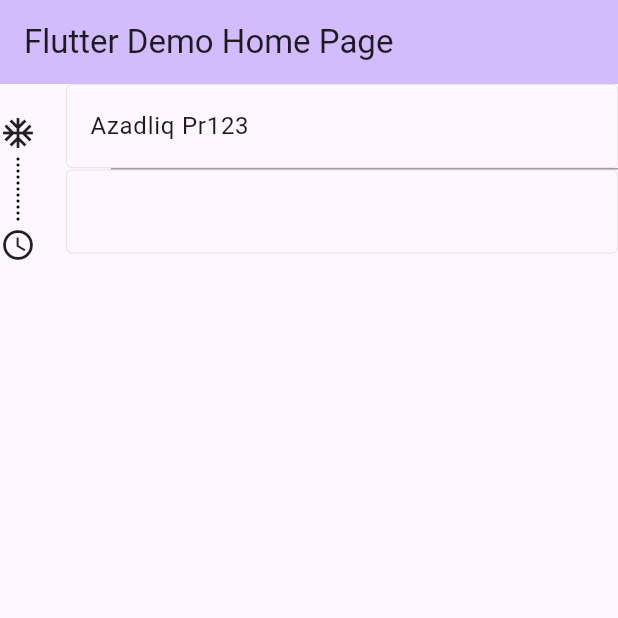
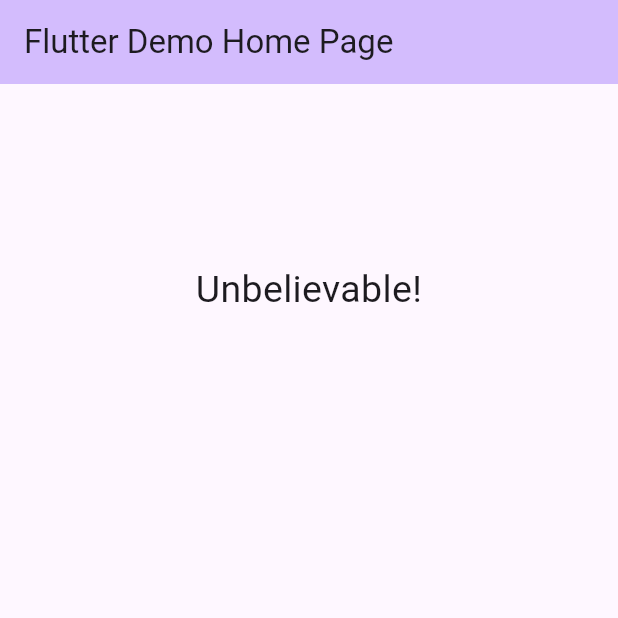
Before and after one commit to nizamgahramanov/clean_architecture_number, a Flutter app: the screen it shows after launch, on a phone screen of 412 x 824 dp, the top half of it. Run offline on Flutter 3.47's test engine with Material 2 defaults, Android fonts, the phone set to English and light mode, and no system bars; our stand-ins replace dartz, equatable, flutter_bloc, get_it, internet_connection_checker, shared_preferences and 1 more.

```diff
--- a/lib/feature/number_trivia/presentation/bloc/bloc.dart
+++ b/lib/feature/number_trivia/presentation/bloc/bloc.dart
@@ -0,0 +1,6 @@
+import 'package:equatable/equatable.dart';
+import 'package:flutter_bloc/flutter_bloc.dart';
+
+part 'number_trivia_bloc.dart';
+part 'number_trivia_event.dart';
+part 'number_trivia_state.dart';
--- /dev/null
+++ b/lib/feature/number_trivia/presentation/bloc/number_trivia_bloc.dart
@@ -0,0 +1,6 @@
+part of 'bloc.dart';
+
+class NumberTriviaBloc extends Bloc<NumberTriviaEvent,NumberTriviaState>{
+  NumberTriviaBloc(super.initialState);
+
+}
--- a/lib/feature/survey/presentation/bloc/survey_bloc.dart
+++ b/lib/feature/survey/presentation/bloc/survey_bloc.dart
@@ -8,7 +8,6 @@ class SurveyBloc extends Bloc<SurveyEvent, SurveyState> {
       try {
         emit(Loading());
         final survey = await getSurveyUseCase.call(NoParams());
-
         print("KLKLKKK");
         print(survey.toString());
         survey.fold(
--- a/lib/main.dart
+++ b/lib/main.dart
@@ -1,3 +1,4 @@
+import 'package:clean_architecture_number/common/widgets/app_timer.dart';
 import 'package:clean_architecture_number/feature/survey/presentation/widgets/dash_line.dart';
 import 'package:flutter/material.dart';
 import 'package:flutter_bloc/flutter_bloc.dart';
@@ -38,13 +39,46 @@ class MyHomePage extends StatefulWidget {
   State<MyHomePage> createState() => _MyHomePageState();
 }
 
-class _MyHomePageState extends State<MyHomePage> {
+class _MyHomePageState extends State<MyHomePage> with WidgetsBindingObserver {
   int _counter = 0;
+  AppTimer appTimer = AppTimer();
+  @override
+  void initState() {
+    WidgetsBinding.instance.addObserver(this);
+
+    appTimer.startTimer();
+    super.initState();
+  }
+
+  @override
+  void didChangeAppLifecycleState(AppLifecycleState state) async {
+    super.didChangeAppLifecycleState(state);
+    debugPrint("didChangeAppLifecycleState");
+
+    if (state == AppLifecycleState.detached) {
+      debugPrint("app is killed");
+      appTimer.stopTimer();
+    } else if (state == AppLifecycleState.resumed) {
+      debugPrint("app is resumed");
+    } else if (state == AppLifecycleState.inactive) {
+      debugPrint("inactive");
+    } else if (state == AppLifecycleState.paused) {
+      debugPrint("App paused");
+    } else {
+      debugPrint("I am undefeatable");
+    }
+  }
 
   void _incrementCounter() {
     setState(() {
       _counter++;
     });
+  }
+
+  @override
+  void dispose() {
+    WidgetsBinding.instance.removeObserver(this);
+    super.dispose();
   }
 
   var controller = WebViewController()
@@ -86,35 +120,36 @@ class _MyHomePageState extends State<MyHomePage> {
               return Row(
                 children: [
                   Container(
-                    decoration: BoxDecoration(
+                    decoration: const BoxDecoration(
                       image: DecorationImage(
                         image: AssetImage("/images/person_place.png"),
                       ),
                     ),
                   ),
-                  MessageDisplay(
+                  const MessageDisplay(
                     message: 'Start searching!',
                   ),
                 ],
               );
             } else if (state is Loading) {
-              return LoadingWidget();
+              return const LoadingWidget();
             } else if (state is Loaded) {
-              return Container(
+
+              /*return Container(
                 height: MediaQuery.of(context).size.height * .17,
                 width: MediaQuery.of(context).size.width,
                 child: Row(
                   crossAxisAlignment: CrossAxisAlignment.center,
                   mainAxisAlignment: MainAxisAlignment.center,
                   children: [
-                     Container(
-                       height:MediaQuery.of(context).size.height * .12,
+                    Container(
+                      height: MediaQuery.of(context).size.height * .12,
                       child: Column(
                         mainAxisAlignment: MainAxisAlignment.center,
                         crossAxisAlignment: CrossAxisAlignment.center,
                         children: [
-                          Icon(Icons.ac_unit),
-                          SizedBox(
+                          const Icon(Icons.ac_unit),
+                          const SizedBox(
                             height: 4,
                           ),
                           Expanded(
@@ -130,38 +165,23 @@ class _MyHomePageState extends State<MyHomePage> {
                               ),
                             ),
                           ),
-                          SizedBox(
+                          const SizedBox(
                             height: 4,
                           ),
-                          Icon(Icons.access_time_sharp),
+                          const Icon(Icons.access_time_sharp),
                         ],
                       ),
                     ),
-                    SizedBox(width: 20,),
+                    const SizedBox(
+                      width: 20,
+                    ),
                     Expanded(
                       child: Column(
                         children: [
                           TextFormField(
                             keyboardType: TextInputType.name,
                             initialValue: "Azadliq Pr123",
-                            decoration: InputDecoration(
-                              /*prefixIcon: Column(
-                                children: [
-                                  Icon(Icons.ac_unit),
-                                  Container(
-                                    width: 10,
-                                    height: 25,
-                                    alignment: Alignment.center,
-                                    child: AdvancedLine(
-                                      direction: Axis.vertical,
-                                      line: DottedLine(gapSize: 2.0),
-                                      paintDef: Paint()
-                                        ..strokeWidth = 2.0
-                                        ..strokeCap = StrokeCap.round,
-                                    ),
-                                  ),
-                                ],
-                              ),*/
+                            decoration: const InputDecoration(
                               filled: false,
                               // contentPadding: EdgeInsets.zero,
                               enabledBorder: OutlineInputBorder(
@@ -174,7 +194,7 @@ class _MyHomePageState extends State<MyHomePage> {
                               ),
                             ),
                           ),
-                          Divider(
+                          const Divider(
                             height: 1,
                             indent: 30,
                             thickness: 1,
@@ -182,28 +202,8 @@ class _MyHomePageState extends State<MyHomePage> {
                           ),
                           TextFormField(
                             keyboardType: TextInputType.name,
-
-                            decoration: InputDecoration(
-                              /*prefixIcon: Column(
-                                children: [
-                                  Container(
-                                    width: 10,
-                                    height: 18,
-                                    alignment: Alignment.center,
-                                    child: AdvancedLine(
-                                      direction: Axis.vertical,
-                                      line: DottedLine(gapSize: 2.0),
-                                      paintDef: Paint()
-                                        ..strokeWidth = 2.0
-                                        ..strokeCap = StrokeCap.round,
-                                    ),
-                                  ),
-                                  Icon(Icons.ac_unit),
-                                ],
-                              ),*/
-
+                            decoration: const InputDecoration(
                               filled: false,
-                              // contentPadding: EdgeInsets.zero,
                               enabledBorder: OutlineInputBorder(
                                 borderSide: BorderSide(
                                     color: Colors.black12, width: .5),
@@ -214,22 +214,22 @@ class _MyHomePageState extends State<MyHomePage> {
                               ),
                             ),
                           ),
-                          /*Expanded(
+                          *//*Expanded(
                               child: TextFormField(
                             keyboardType: TextInputType.name,
-                          )),*/
+                          )),*//*
                         ],
                       ),
                     )
                   ],
                 ),
-              );
+              );*/
             } else if (state is Error) {
               return MessageDisplay(
                 message: state.message,
               );
             }
-            return MessageDisplay(
+            return const MessageDisplay(
               message: 'Unbelievable!',
             );
           },
@@ -253,7 +253,7 @@ class LoadingWidget extends StatelessWidget {
   Widget build(BuildContext context) {
     return Container(
       height: MediaQuery.of(context).size.height / 3,
-      child: Center(
+      child: const Center(
         child: CircularProgressIndicator(),
       ),
     );
@@ -278,7 +278,7 @@ class MessageDisplay extends StatelessWidget {
         child: SingleChildScrollView(
           child: Text(
             message,
-            style: TextStyle(fontSize: 25),
+            style: const TextStyle(fontSize: 25),
             textAlign: TextAlign.center,
           ),
         ),
```
Also changed, not shown: lib/common/widgets/app_timer.dart (added, +28 -0 lines), lib/feature/number_trivia/presentation/bloc/number_trivia_event.dart (added, +7 -0 lines), lib/feature/number_trivia/presentation/bloc/number_trivia_state.dart (added, +8 -0 lines).
